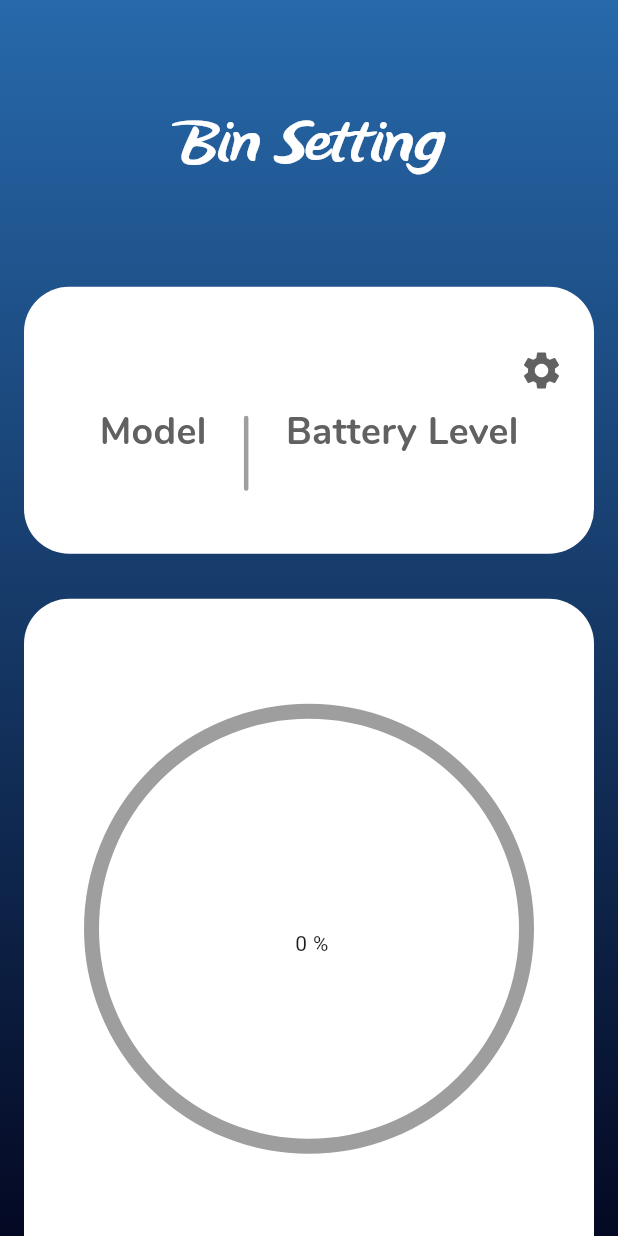
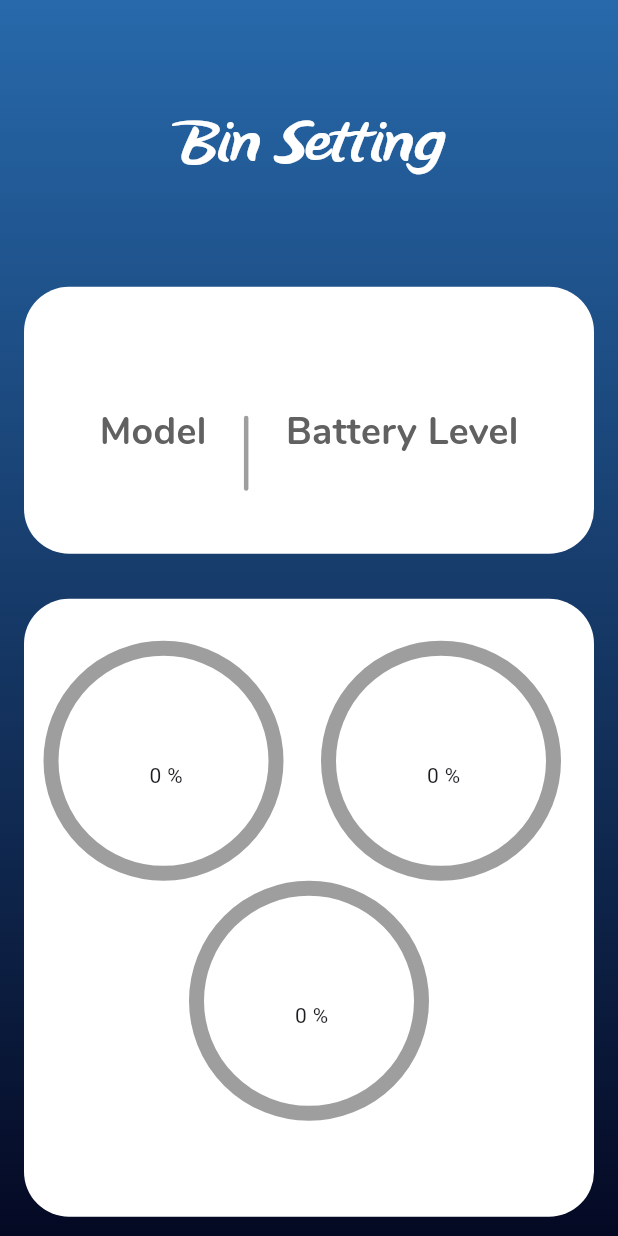
Before and after one commit to bugmarkey/WasteManagement, a Flutter app: the EditContact screen opened directly with empty values, on a phone screen of 412 x 824 dp. Run offline on Flutter 3.47's test engine with Material 3 defaults, Android fonts, the phone set to English and light mode, and no system bars; drawn by our look-alikes of percent_indicator; our stand-ins replace firebase_auth, firebase_core, firebase_database, firebase_messaging, flutter_local_notifications, flutter_map and 5 more; missing offline and left inert: dio_cache_interceptor, dio_cache_interceptor_file_store, flutter_map_cache; accounts and stored records are empty; statements that could not run were skipped.

Commit message:
3 bin modified

```diff
--- a/lib/screens/update.dart
+++ b/lib/screens/update.dart
@@ -19,10 +19,20 @@ class _EditContactState extends State<EditContact> {
   String z = '';
   String a = '';
   double val1 = 0;
+  double val2 = 0;
+  double val3 = 0;
   String str1 = '';
+  String str2 = '';
+  String str3 = '';
   double val9 = 0;
+  double val10 = 0;
+  double val11 = 0;
   int height1 = 0;
   int percent1 = 0;
+  int height2 = 0;
+  int percent2 = 0;
+  int height3 = 0;
+  int percent3 = 0;
 
   DatabaseReference? _ref;
 
@@ -180,15 +190,6 @@ class _EditContactState extends State<EditContact> {
                                 ),
                               ),
                             ),
-                            Positioned(
-                              top: 110,
-                              right: 20,
-                              child: Icon(
-                                Icons.settings,
-                                color: Colors.grey[700],
-                                size: 30,
-                              ),
-                            ),
                           ],
                         );
                       },
@@ -198,36 +199,84 @@ class _EditContactState extends State<EditContact> {
                     height: 30,
                   ),
                   Container(
-                    height: height,
+                    height: height * 0.5,
                     width: width,
                     decoration: BoxDecoration(
                       borderRadius: BorderRadius.circular(30),
                       color: Colors.white,
                     ),
-                    child: Padding(
-                      padding: const EdgeInsets.symmetric(
-                          horizontal: 10, vertical: 40),
+                    child: Wrap(
+                      children: [
+                        Padding(
+                          padding: const EdgeInsets.all(8.0),
                           child: Column(
+                            mainAxisAlignment: MainAxisAlignment.center,
+                            crossAxisAlignment: CrossAxisAlignment.center,
                             children: [
-                          const SizedBox(
-                            height: 30,
-                            width: 20,
-                          ),
-                          CircularPercentIndicator(
-                            radius: 150,
+                              Row(
+                                children: [
+                                  Padding(
+                                    padding:
+                                        const EdgeInsets.fromLTRB(5, 20, 5, 0),
+                                    //GREEN BIN
+                                    child: CircularPercentIndicator(
+                                      radius: 80,
                                       lineWidth: 10,
                                       backgroundColor: Colors.grey,
                                       percent: val9,
                                       progressColor: Colors.green,
-                            circularStrokeCap: CircularStrokeCap.round,
+                                      circularStrokeCap:
+                                          CircularStrokeCap.round,
                                       animation: true,
-                            center: Text("$str1 \n $percent1 %"),
+                                      center: Text(
+                                        "$str1 \n $percent1 %",
+                                        textAlign: TextAlign.center,
                                       ),
-                          const SizedBox(
-                            width: 20,
+                                    ),
+                                  ),
+                                  Padding(
+                                    padding:
+                                        const EdgeInsets.fromLTRB(20, 20, 0, 0),
+                                    //RED BIN
+                                    child: CircularPercentIndicator(
+                                      radius: 80,
+                                      lineWidth: 10,
+                                      backgroundColor: Colors.grey,
+                                      percent: val10,
+                                      progressColor: Colors.red,
+                                      circularStrokeCap:
+                                          CircularStrokeCap.round,
+                                      animation: true,
+                                      center: Text(
+                                        "$str2 \n $percent2 %",
+                                        textAlign: TextAlign.center,
+                                      ),
+                                    ),
                                   ),
                                 ],
                               ),
+                              Padding(
+                                padding:
+                                    const EdgeInsets.symmetric(horizontal: 5),
+                                //BLUE BIN
+                                child: CircularPercentIndicator(
+                                  radius: 80,
+                                  lineWidth: 10,
+                                  backgroundColor: Colors.grey,
+                                  percent: val11,
+                                  progressColor: Colors.blue,
+                                  circularStrokeCap: CircularStrokeCap.round,
+                                  animation: true,
+                                  center: Text(
+                                    "$str3 \n $percent3 %",
+                                    textAlign: TextAlign.center,
+                                  ),
+                                ),
+                              ),
+                            ],
+                          ),
+                        ),
+                      ],
                     ),
                   ),
                 ],
@@ -239,8 +288,8 @@ class _EditContactState extends State<EditContact> {
     );
   }
 
-  getContactDetail() async {
-    DatabaseEvent event = await _ref!.child(widget.binId).once();
+  void getContactDetail() {
+    _ref!.child(widget.binId).onValue.listen((event) {
       DataSnapshot snapshot = event.snapshot;
 
       Map contact = snapshot.value as Map<dynamic, dynamic>;
@@ -250,21 +299,42 @@ class _EditContactState extends State<EditContact> {
         z = contact['model'];
         a = contact['batterylevel'] + "%";
         str1 = contact['var1'];
+        str2 = contact['var2'];
+        str3 = contact['var3'];
         val1 = double.parse(contact['bin1']);
+        val2 = double.parse(contact['bin2']);
+        val3 = double.parse(contact['bin3']);
         height1 = int.parse(contact['binheight']);
 
-      double percent = (val1 / height1) * 10;
-      percent1 = 100 - ((percent.round()) * 10);
-
+        double percentage1 = ((val1 - 26.0) / (height1 - 26.0)) * 10;
+        double percentage2 = ((val2 - 26.0) / (height1 - 26.0)) * 10;
+        double percentage3 = ((val3 - 26.0) / (height1 - 26.0)) * 10;
+        percent1 = 100 - ((percentage1.round()) * 10);
+        percent2 = 100 - ((percentage2.round()) * 10);
+        percent3 = 100 - ((percentage3.round()) * 10);
+        //BIN 1
         if (percent1 > 100) {
           percent1 = 100;
         } else if (percent1 < 0) {
           percent1 = 0;
         }
-
         val9 = percent1 / 100;
+        //BIN 2
+        if (percent2 > 100) {
+          percent2 = 100;
+        } else if (percent2 < 0) {
+          percent2 = 0;
+        }
+        val10 = percent2 / 100;
+        //BIN 3
+        if (percent3 > 100) {
+          percent3 = 100;
+        } else if (percent3 < 0) {
+          percent3 = 0;
+        }
+        val11 = percent3 / 100;
       });
-  }
+    });
 
     void saveContact() {
       Map<String, String> contact = {};
@@ -274,3 +344,4 @@ class _EditContactState extends State<EditContact> {
       });
     }
   }
+}
--- a/pubspec.yaml
+++ b/pubspec.yaml
@@ -36,6 +36,7 @@ dependencies:
   flutter_map_animations: ^0.5.3
   dio_cache_interceptor: ^3.5.0
   another_flushbar: ^1.12.30
+  google_fonts:
 
 dev_dependencies:
   flutter_lints: ^3.0.1
```
Also changed, not shown: lib/screens/area_screen.dart (+42 -2 lines), lib/screens/homescreen.dart (+24 -11 lines), pubspec.lock. Lines whose indentation alone changed are shown as unchanged.
